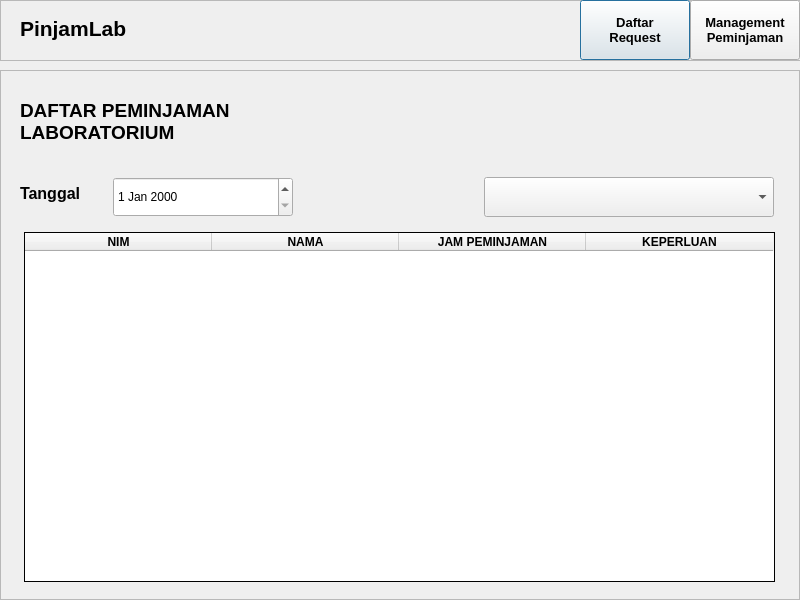
Above: managementpeminjaman.ui from satriaer77/pinjam-lab before the change. Below: the same form after it.
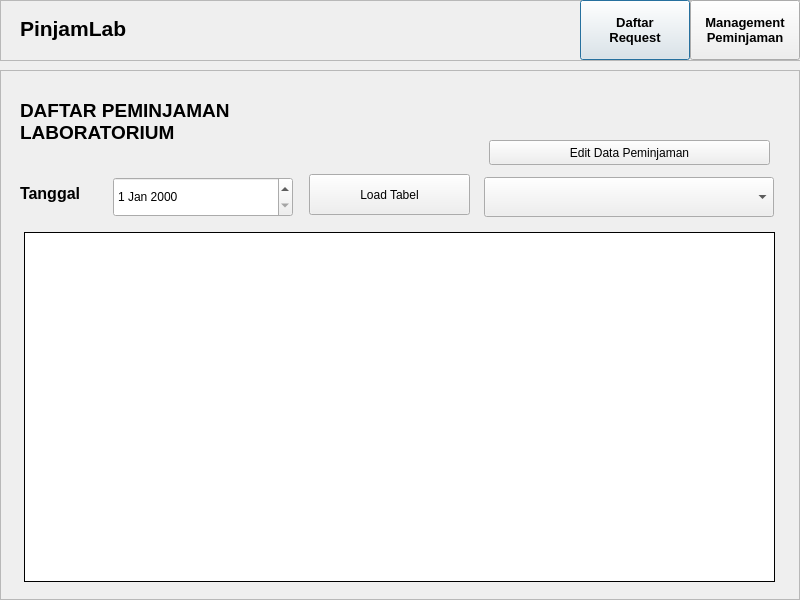
That is the form after the change.

Commit message: Fix tabel peminjaman

```diff
--- a/managementpeminjaman.ui
+++ b/managementpeminjaman.ui
@@ -165,7 +165,7 @@
      </rect>
     </property>
    </widget>
-   <widget class="QTableWidget" name="tableWidget">
+   <widget class="QTableView" name="tabelPeminjam">
     <property name="geometry">
      <rect>
       <x>24</x>
@@ -189,52 +189,38 @@
     <property name="frameShadow">
      <enum>QFrame::Plain</enum>
     </property>
-    <attribute name="horizontalHeaderCascadingSectionResizes">
-     <bool>false</bool>
-    </attribute>
-    <attribute name="horizontalHeaderDefaultSectionSize">
+    <attribute name="horizontalHeaderMinimumSectionSize">
      <number>187</number>
     </attribute>
-    <column>
-     <property name="text">
-      <string>NIM</string>
-     </property>
-     <property name="font">
-      <font>
-       <bold>true</bold>
-      </font>
-     </property>
-    </column>
-    <column>
-     <property name="text">
-      <string>NAMA</string>
-     </property>
-     <property name="font">
-      <font>
-       <bold>true</bold>
-      </font>
-     </property>
-    </column>
-    <column>
-     <property name="text">
-      <string>JAM PEMINJAMAN</string>
-     </property>
-     <property name="font">
-      <font>
-       <bold>true</bold>
-      </font>
-     </property>
-    </column>
-    <column>
-     <property name="text">
-      <string>KEPERLUAN</string>
-     </property>
-     <property name="font">
-      <font>
-       <bold>true</bold>
-      </font>
-     </property>
-    </column>
+    <attribute name="horizontalHeaderHighlightSections">
+     <bool>false</bool>
+    </attribute>
+   </widget>
+   <widget class="QPushButton" name="pushButton_3">
+    <property name="geometry">
+     <rect>
+      <x>489</x>
+      <y>70</y>
+      <width>281</width>
+      <height>25</height>
+     </rect>
+    </property>
+    <property name="text">
+     <string>Edit Data Peminjaman</string>
+    </property>
+   </widget>
+   <widget class="QPushButton" name="pushButton_4">
+    <property name="geometry">
+     <rect>
+      <x>309</x>
+      <y>104</y>
+      <width>161</width>
+      <height>41</height>
+     </rect>
+    </property>
+    <property name="text">
+     <string>Load Tabel</string>
+    </property>
    </widget>
   </widget>
  </widget>
```
The commit also changes 7 other files.
